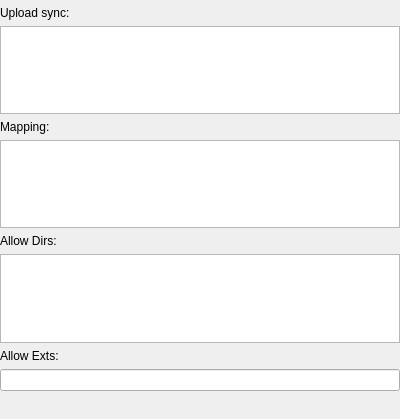
The window that addon/COS/COSFormDirSetting.ui (fengzhu2007/anycode) describes before a commit, drawn with Qt 5.
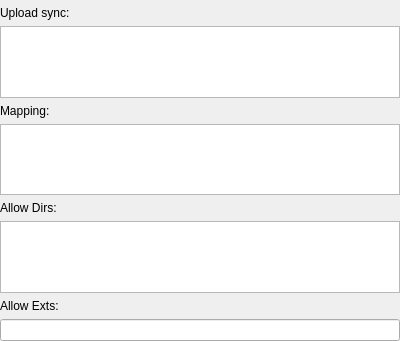
The same window after the commit. Custom widgets are drawn as their Qt base class.

The edit to the form file:
```diff
--- a/addon/COS/COSFormDirSetting.ui
+++ b/addon/COS/COSFormDirSetting.ui
@@ -7,7 +7,7 @@
     <x>0</x>
     <y>0</y>
     <width>400</width>
-    <height>419</height>
+    <height>341</height>
    </rect>
   </property>
   <property name="windowTitle">
@@ -189,19 +189,6 @@
    <item>
     <widget class="QLineEdit" name="allowExtLineEdit"/>
    </item>
-   <item>
-    <spacer name="verticalSpacer">
-     <property name="orientation">
-      <enum>Qt::Vertical</enum>
-     </property>
-     <property name="sizeHint" stdset="0">
-      <size>
-       <width>20</width>
-       <height>40</height>
-      </size>
-     </property>
-    </spacer>
-   </item>
   </layout>
  </widget>
  <customwidgets>
```
